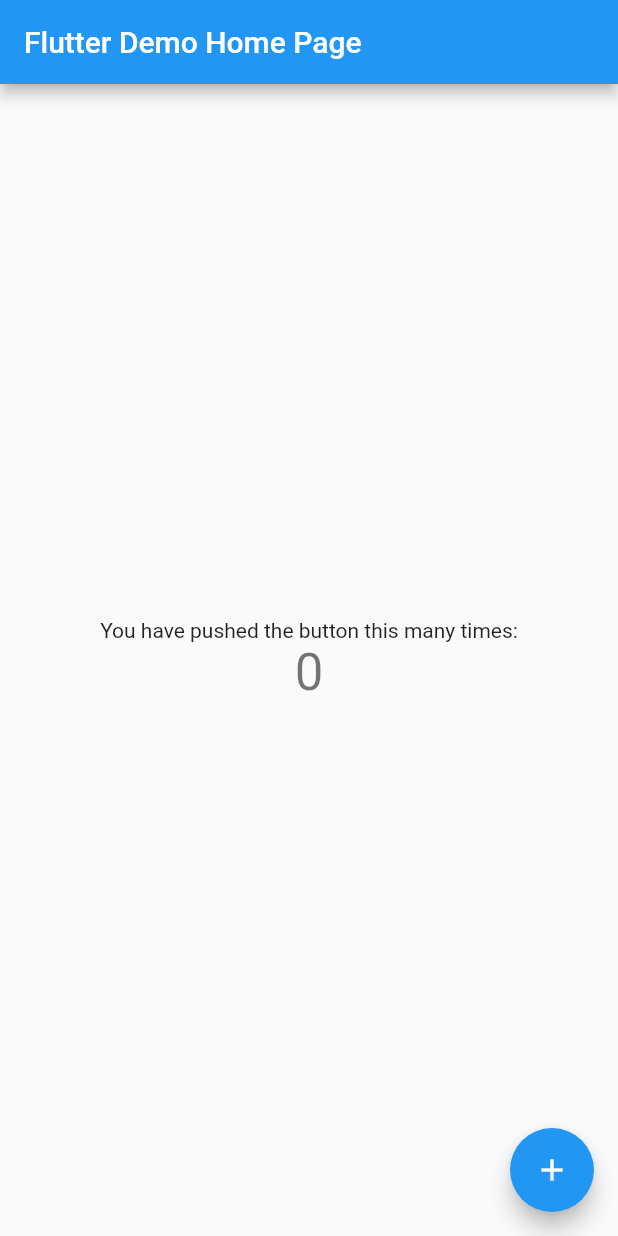
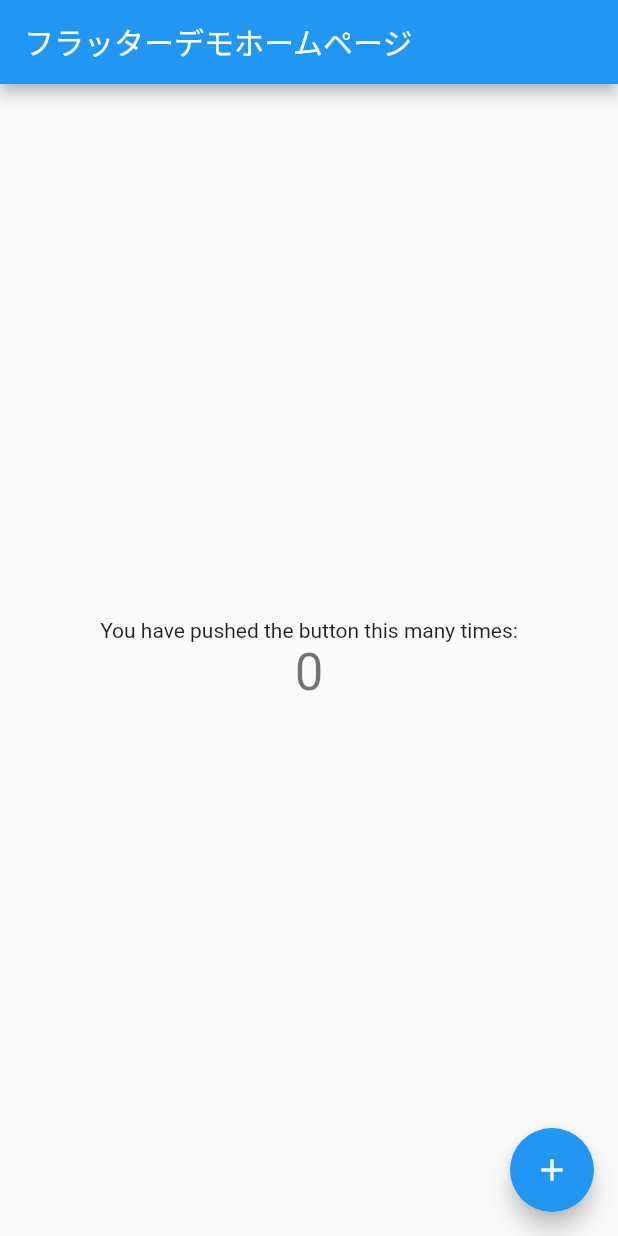
Before and after one commit to NorthPaddy/flutter_demo_app, a Flutter app: the screen it shows after launch, on a phone screen of 412 x 824 dp. Run offline on Flutter 3.47's test engine with Material 2 defaults, Android fonts, the phone set to English and light mode, and no system bars.

Commit message:
AppBarを日本語化#4

```diff
--- a/lib/main.dart
+++ b/lib/main.dart
@@ -42,7 +42,7 @@ class _MyHomePageState extends State<MyHomePage> {
   Widget build(BuildContext context) {
     return Scaffold(
       appBar: AppBar(
-        title: Text(widget.title),
+        title: Text("フラッターデモホームページ"),
       ),
       body: Center(
         child: Column(
```
Also changed, not shown: pubspec.lock.
